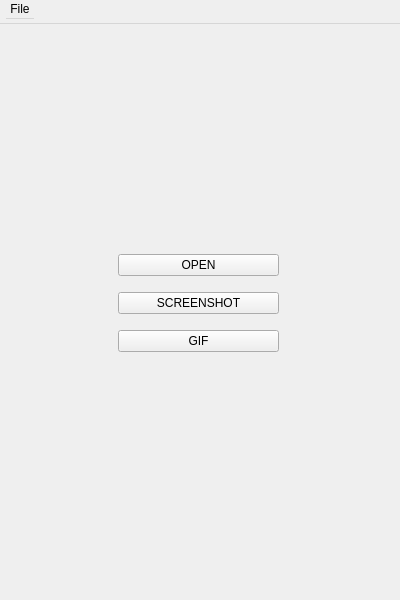
Above: src/View/view.ui from antinlay/CPP4_3DViewer_v2.0-0 before the change. Below: the same form after it.
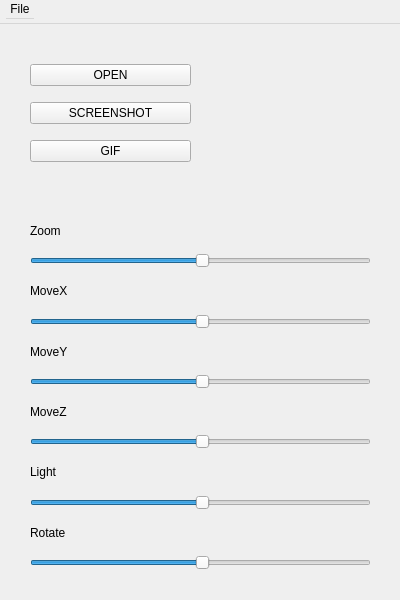
That is the form after the change.

```diff
--- a/src/View/view.ui
+++ b/src/View/view.ui
@@ -59,8 +59,8 @@
    <widget class="QWidget" name="verticalLayoutWidget">
     <property name="geometry">
      <rect>
-      <x>118</x>
-      <y>220</y>
+      <x>30</x>
+      <y>30</y>
       <width>161</width>
       <height>120</height>
      </rect>
@@ -89,6 +89,120 @@
      </item>
     </layout>
    </widget>
+   <widget class="QWidget" name="verticalLayoutWidget_2">
+    <property name="geometry">
+     <rect>
+      <x>30</x>
+      <y>190</y>
+      <width>341</width>
+      <height>356</height>
+     </rect>
+    </property>
+    <layout class="QVBoxLayout" name="verticalLayout_2">
+     <item>
+      <widget class="QLabel" name="label">
+       <property name="text">
+        <string>Zoom</string>
+       </property>
+      </widget>
+     </item>
+     <item>
+      <widget class="QSlider" name="horizontalSlider">
+       <property name="value">
+        <number>50</number>
+       </property>
+       <property name="orientation">
+        <enum>Qt::Horizontal</enum>
+       </property>
+      </widget>
+     </item>
+     <item>
+      <widget class="QLabel" name="label_2">
+       <property name="text">
+        <string>MoveX</string>
+       </property>
+      </widget>
+     </item>
+     <item>
+      <widget class="QSlider" name="horizontalSlider_2">
+       <property name="value">
+        <number>50</number>
+       </property>
+       <property name="orientation">
+        <enum>Qt::Horizontal</enum>
+       </property>
+      </widget>
+     </item>
+     <item>
+      <widget class="QLabel" name="label_3">
+       <property name="text">
+        <string>MoveY</string>
+       </property>
+      </widget>
+     </item>
+     <item>
+      <widget class="QSlider" name="horizontalSlider_3">
+       <property name="value">
+        <number>50</number>
+       </property>
+       <property name="orientation">
+        <enum>Qt::Horizontal</enum>
+       </property>
+      </widget>
+     </item>
+     <item>
+      <widget class="QLabel" name="label_4">
+       <property name="text">
+        <string>MoveZ</string>
+       </property>
+      </widget>
+     </item>
+     <item>
+      <widget class="QSlider" name="horizontalSlider_4">
+       <property name="value">
+        <number>50</number>
+       </property>
+       <property name="orientation">
+        <enum>Qt::Horizontal</enum>
+       </property>
+      </widget>
+     </item>
+     <item>
+      <widget class="QLabel" name="label_5">
+       <property name="text">
+        <string>Light</string>
+       </property>
+      </widget>
+     </item>
+     <item>
+      <widget class="QSlider" name="horizontalSlider_5">
+       <property name="value">
+        <number>50</number>
+       </property>
+       <property name="orientation">
+        <enum>Qt::Horizontal</enum>
+       </property>
+      </widget>
+     </item>
+     <item>
+      <widget class="QLabel" name="label_6">
+       <property name="text">
+        <string>Rotate</string>
+       </property>
+      </widget>
+     </item>
+     <item>
+      <widget class="QSlider" name="horizontalSlider_6">
+       <property name="value">
+        <number>50</number>
+       </property>
+       <property name="orientation">
+        <enum>Qt::Horizontal</enum>
+       </property>
+      </widget>
+     </item>
+    </layout>
+   </widget>
   </widget>
   <widget class="QMenuBar" name="menubar">
    <property name="geometry">
```
